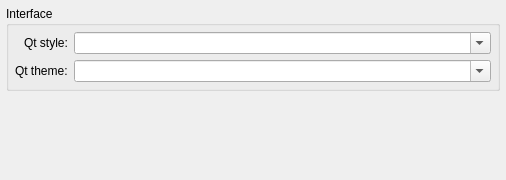
First picture: the form in resources/ui/configure/general.ui, repository prymatex/prymatex, before the edit.
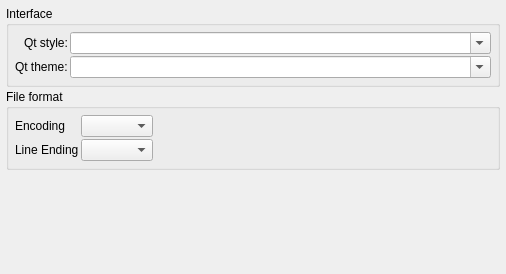
Second picture: the form after the edit.

What changed in the file:
```diff
--- a/resources/ui/configure/general.ui
+++ b/resources/ui/configure/general.ui
@@ -7,13 +7,16 @@
     <x>0</x>
     <y>0</y>
     <width>506</width>
-    <height>180</height>
+    <height>274</height>
    </rect>
   </property>
   <property name="windowTitle">
    <string>General</string>
   </property>
   <layout class="QVBoxLayout" name="verticalLayout">
+   <property name="spacing">
+    <number>2</number>
+   </property>
    <property name="margin">
     <number>6</number>
    </property>
@@ -26,6 +29,12 @@
       <property name="labelAlignment">
        <set>Qt::AlignRight|Qt::AlignTrailing|Qt::AlignVCenter</set>
       </property>
+      <property name="horizontalSpacing">
+       <number>2</number>
+      </property>
+      <property name="verticalSpacing">
+       <number>2</number>
+      </property>
       <property name="margin">
        <number>6</number>
       </property>
@@ -60,6 +69,47 @@
      </layout>
     </widget>
    </item>
+   <item>
+    <widget class="QGroupBox" name="groupBox">
+     <property name="title">
+      <string>File format</string>
+     </property>
+     <layout class="QFormLayout" name="formLayout_2">
+      <property name="fieldGrowthPolicy">
+       <enum>QFormLayout::ExpandingFieldsGrow</enum>
+      </property>
+      <property name="horizontalSpacing">
+       <number>2</number>
+      </property>
+      <property name="verticalSpacing">
+       <number>2</number>
+      </property>
+      <property name="margin">
+       <number>6</number>
+      </property>
+      <item row="0" column="0">
+       <widget class="QLabel" name="labelEncoding">
+        <property name="text">
+         <string>Encoding</string>
+        </property>
+       </widget>
+      </item>
+      <item row="0" column="1">
+       <widget class="QComboBox" name="comboBoxEncoding"/>
+      </item>
+      <item row="1" column="0">
+       <widget class="QLabel" name="labelLineEnding">
+        <property name="text">
+         <string>Line Ending</string>
+        </property>
+       </widget>
+      </item>
+      <item row="1" column="1">
+       <widget class="QComboBox" name="comboBoxLineEnding"/>
+      </item>
+     </layout>
+    </widget>
+   </item>
    <item>
     <spacer name="verticalSpacer">
      <property name="orientation">
```
Left out of the diff: 4 changed lines with no effect on the pictures.
